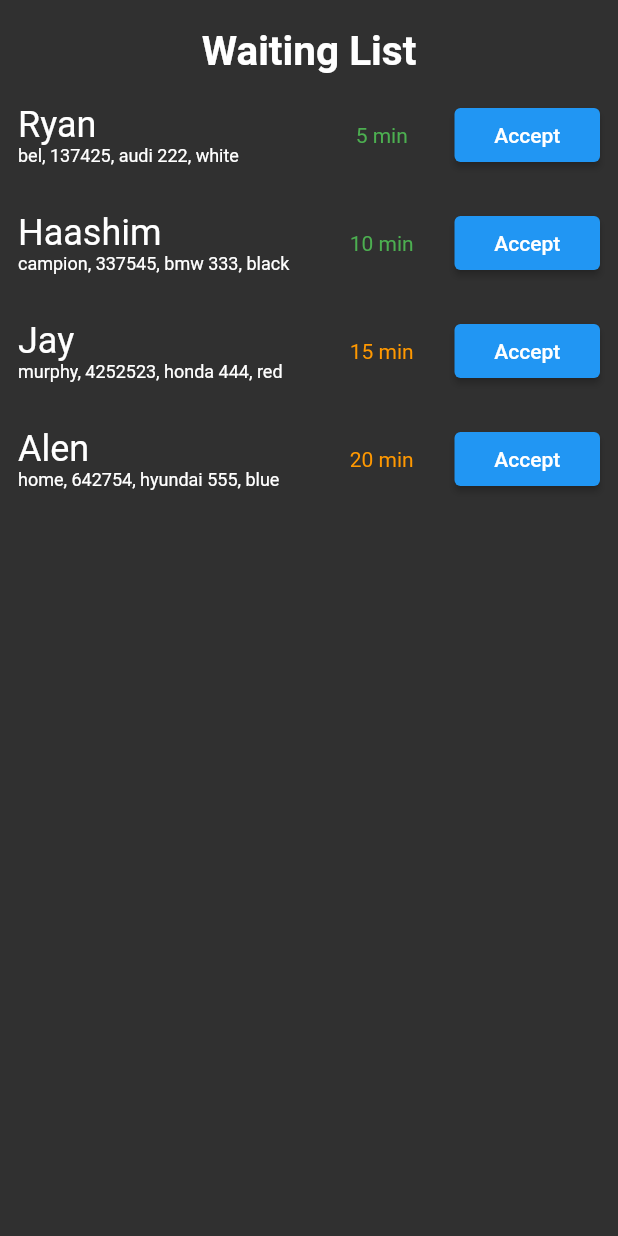
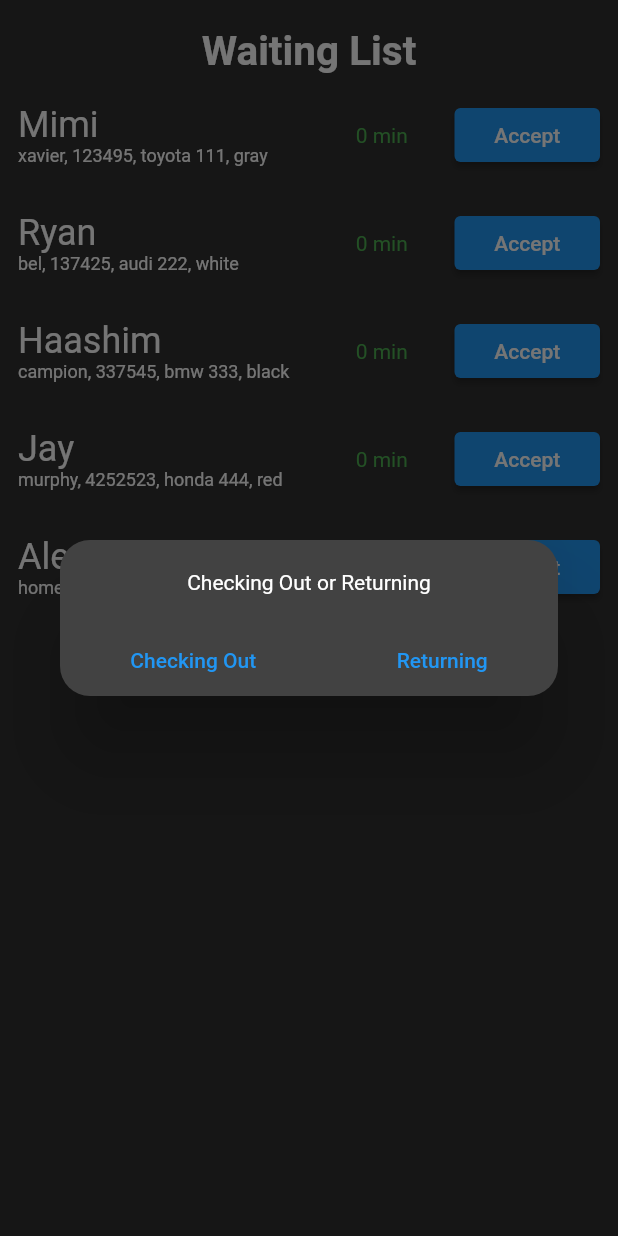
Before and after one commit to greenlightValet/valetApp, a Flutter app: the Request screen opened directly, after a tap on "Accept", on a phone screen of 412 x 824 dp. Run offline on Flutter 3.47's test engine with Material 2 defaults, Android fonts, the phone set to English and light mode, and no system bars; our stand-ins replace image_picker; missing offline and left inert: twilio_flutter.

Commit message:
Update request page

```diff
--- a/lib/homepage.dart
+++ b/lib/homepage.dart
@@ -67,12 +67,13 @@ class _FormPageState extends State<FormPage> {
                 padding: const EdgeInsets.fromLTRB(20, 0, 20, 0),
                 child: const ValetForm(),
               ),
-               MaterialApp(
-                debugShowCheckedModeBanner: false,
-                theme: ThemeData.dark(),
-                title: "Request Page",
-                home: const Center(child: Request()),
-              ),
+              const Request(),
+              //  MaterialApp(
+              //   debugShowCheckedModeBanner: false,
+              //   theme: ThemeData.dark(),
+              //   title: "Request Page",
+              //   home: const Center(child: Request()),
+              // ),
               const MaterialApp(
                 home: Center(child: Text("Add Home")),
               ),
--- a/lib/request.dart
+++ b/lib/request.dart
@@ -1,3 +1,5 @@
+import 'dart:async';
+
 import 'package:flutter/material.dart';
 
 class Request extends StatefulWidget {
@@ -14,9 +16,9 @@ class _RequestState extends State<Request> {
       body: SingleChildScrollView(
         child: Column(
           children: [
+            //title
             const SizedBox(
               width: double.infinity,
-              //height: 30,
               child: Text(
                 "Waiting List",
                 textAlign: TextAlign.center,
@@ -27,50 +29,95 @@ class _RequestState extends State<Request> {
                 ),
               ),
             ),
+            //List
             Column(
               children: List.generate(
-                respondList.length,
+                waitingList.length,
                 (index) {
                   return Padding(
                     padding: const EdgeInsets.all(12.0),
                     child: Flex(
                       direction: Axis.horizontal,
                       children: [
+                        //name, location, etc.
                         Expanded(
                           flex: 2,
                           child: Column(
                             crossAxisAlignment: CrossAxisAlignment.start,
                             children: [
                               Text(
-                                respondList[index]["name"],
+                                waitingList[index]["name"],
                                 style: const TextStyle(fontSize: 24),
                               ),
                               Text(
-                                respondList[index]["location"] +
+                                waitingList[index]["location"] +
                                     ', ' +
-                                    '${respondList[index]["id"]}' +
+                                    '${waitingList[index]["id"]}' +
                                     ', ' +
-                                    respondList[index]["make"] +
+                                    waitingList[index]["make"] +
                                     ' ' +
-                                    '${respondList[index]["model"]}' +
+                                    '${waitingList[index]["model"]}' +
                                     ', ' +
-                                    respondList[index]["color"],
+                                    waitingList[index]["color"],
                                 style: const TextStyle(fontSize: 12),
                               ),
                             ],
                           ),
                         ),
-                        Expanded(
+                        //shows time
+                        const Expanded(
                           flex: 1,
-                          child: showTime(index),
+                          child: /*Text("time"), */Timers(),
                         ),
+                        //done button
                         Expanded(
                           flex: 1,
                           child: ElevatedButton(
                             onPressed: () {
-                              setState(() {
-                                respondList.removeAt(index);
-                              });
+                              //Done prompt
+                              showDialog(
+                                context: context,
+                                builder: (context) {
+                                  return Dialog(
+                                    shape: RoundedRectangleBorder(
+                                      borderRadius: BorderRadius.circular(20),
+                                    ),
+                                    child: ListView(
+                                      shrinkWrap: true,
+                                      children: <Widget>[
+                                        const SizedBox(height: 20),
+                                        const Center(
+                                            child: Text(
+                                                'Checking Out or Returning')),
+                                        const SizedBox(height: 20),
+                                        Row(
+                                          mainAxisAlignment:
+                                              MainAxisAlignment.spaceAround,
+                                          children: [
+                                            TextButton(
+                                                onPressed: () {
+                                                  setState(() {
+                                                    waitingList.removeAt(index);
+                                                  });
+                                                  Navigator.pop(context);
+                                                },
+                                                child:
+                                                    const Text("Checking Out")),
+                                            TextButton(
+                                                onPressed: () {
+                                                  setState(() {
+                                                    waitingList.removeAt(index);
+                                                  });
+                                                  Navigator.pop(context);
+                                                },
+                                                child: const Text("Returning")),
+                                          ],
+                                        )
+                                      ],
+                                    ),
+                                  );
+                                },
+                              );
                             },
                             style: ElevatedButton.styleFrom(
                               backgroundColor: Colors.blue,
@@ -90,26 +137,70 @@ class _RequestState extends State<Request> {
     );
   }
 }
+//Timer
+class Timers extends StatefulWidget {
+  const Timers({super.key});
 
-Widget showTime(int index) {
-  return Text("${(index + 1) * 5} min",
-      textAlign: TextAlign.center,
-      style: TextStyle(
-        color: getColor(index),
-      ));
+  @override
+  State<Timers> createState() => _TimersState();
 }
 
-Color getColor(int index) {
-  if (index < 2) {
+class _TimersState extends State<Timers> {
+  Duration duration = const Duration();
+  Timer? timer;
+
+  void addTime() {
+    const int addSecond = 1;
+    setState(() {
+      final seconds = duration.inSeconds + addSecond;
+
+      duration = Duration(seconds: seconds);
+    });
+  }
+
+  void startTimer() {
+    timer = Timer.periodic(const Duration(seconds: 1), (_) => addTime());
+  }
+
+  @override
+  void initState() {
+    super.initState();
+
+    startTimer();
+  }
+   @override
+  void dispose() {
+    timer?.cancel();
+    super.dispose();
+  }
+
+  void stopTimer() {
+    timer?.cancel();
+  }
+
+  @override
+  Widget build(BuildContext context) {
+    return Text("${duration.inMinutes} min",
+        textAlign: TextAlign.center,
+        style: TextStyle(
+          color: getColor(duration.inMinutes),
+        ));
+  }
+}
+
+//determine color based on time
+Color getColor(int time) {
+  if (time < 5) {
     return Colors.green;
-  } else if (index < 4) {
+  } else if (time < 10) {
     return Colors.orange;
   } else {
     return Colors.red;
   }
 }
 
-List<Map> respondList = [
+//waiting list
+List<Map> waitingList = [
   {
     "name": 'Mimi',
     "id": 123495,
```
